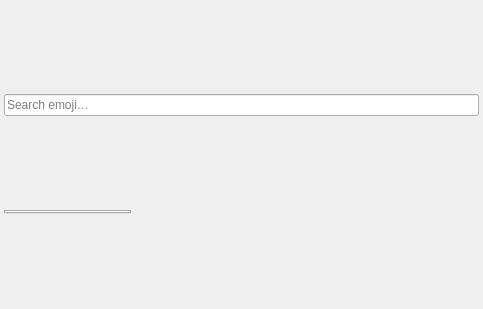
Before: the Qt Designer form sources/choose-emoji-dialog/ChooseEmojiDialog.ui in Ri0n/mattermost-qt, drawn with Qt 5.
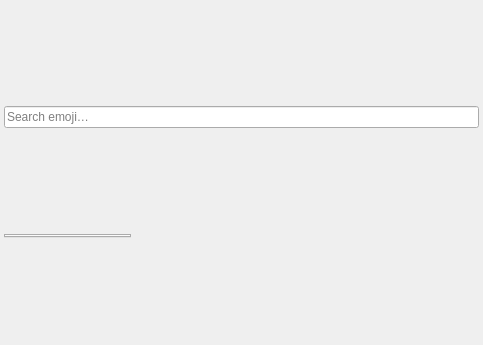
After: the same form once the commit is applied.

Commit message: Preserve emoji grid height with search field

Diff of the .ui file:
```diff
--- a/sources/choose-emoji-dialog/ChooseEmojiDialog.ui
+++ b/sources/choose-emoji-dialog/ChooseEmojiDialog.ui
@@ -7,7 +7,7 @@
     <x>0</x>
     <y>0</y>
     <width>483</width>
-    <height>309</height>
+    <height>345</height>
    </rect>
   </property>
   <property name="sizePolicy">
```
